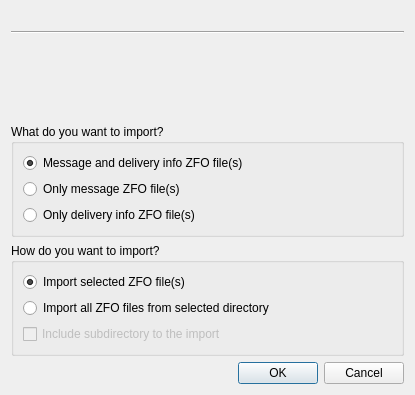
Qt form src/gui/ui/dlg_import_zfo.ui (psakar/datovka) before a commit.
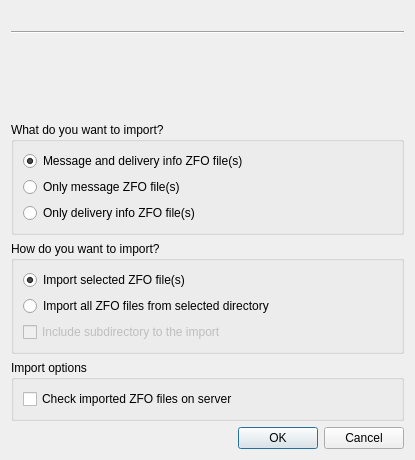
The same form after that commit.

Commit message:
Checking on ISDS server can be disabled when importing ZFOs.
Addresses issue #220.

What changed in the file:
```diff
--- a/src/gui/ui/dlg_import_zfo.ui
+++ b/src/gui/ui/dlg_import_zfo.ui
@@ -7,7 +7,7 @@
     <x>0</x>
     <y>0</y>
     <width>415</width>
-    <height>395</height>
+    <height>460</height>
    </rect>
   </property>
   <property name="minimumSize">
@@ -148,6 +148,45 @@
      </layout>
     </widget>
    </item>
+   <item>
+    <widget class="QGroupBox" name="groupBox_3">
+     <property name="title">
+      <string>Import options</string>
+     </property>
+     <layout class="QVBoxLayout" name="verticalLayout_5">
+      <item>
+       <layout class="QHBoxLayout" name="horizontalLayout_2">
+        <item>
+         <widget class="QCheckBox" name="checkOnServer">
+          <property name="toolTip">
+           <string>Sending imported data to ISDS server to check them
+is significantly slower but safer.
+By disabling this option you may introduce invalid data
+into your local database.</string>
+          </property>
+          <property name="text">
+           <string>Check imported ZFO files on server</string>
+          </property>
+         </widget>
+        </item>
+        <item>
+         <spacer name="horizontalSpacer_2">
+          <property name="orientation">
+           <enum>Qt::Horizontal</enum>
+          </property>
+          <property name="sizeHint" stdset="0">
+           <size>
+            <width>40</width>
+            <height>20</height>
+           </size>
+          </property>
+         </spacer>
+        </item>
+       </layout>
+      </item>
+     </layout>
+    </widget>
+   </item>
    <item>
     <widget class="QDialogButtonBox" name="buttonBox">
      <property name="orientation">
```
The commit also changes 4 other files.
